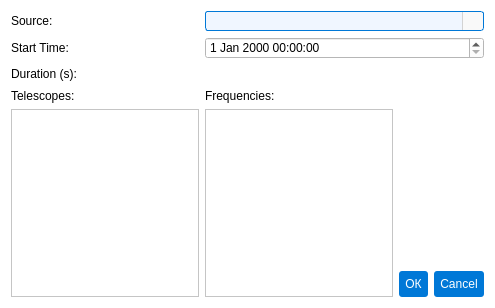
Before: the Qt Designer form pastrocore/gui_pyside/dialog_editor_scan.ui in Torward1024/pAstroCORE, drawn with Qt 5.
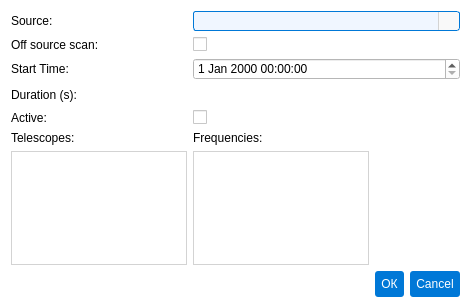
After: the same form once the commit is applied. Icons and pictures are not drawn.

```diff
--- a/pastrocore/gui_pyside/dialog_editor_scan.ui
+++ b/pastrocore/gui_pyside/dialog_editor_scan.ui
@@ -6,7 +6,7 @@
    <rect>
     <x>0</x>
     <y>0</y>
-    <width>495</width>
+    <width>471</width>
     <height>308</height>
    </rect>
   </property>
@@ -20,34 +20,27 @@
    <string>background-color: #ffffff; font-family: Arial;</string>
   </property>
   <layout class="QGridLayout" name="gridLayout">
-   <item row="3" column="0">
-    <widget class="QLabel" name="label">
+   <item row="4" column="1">
+    <widget class="QCheckBox" name="chk_active">
      <property name="text">
-      <string>Telescopes:</string>
+      <string/>
      </property>
     </widget>
    </item>
-   <item row="3" column="1">
+   <item row="1" column="0">
+    <widget class="QLabel" name="lbl_offsource">
+     <property name="text">
+      <string>Off source scan:</string>
+     </property>
+    </widget>
+   </item>
+   <item row="5" column="1">
     <widget class="QLabel" name="label_2">
      <property name="text">
       <string>Frequencies:</string>
      </property>
     </widget>
    </item>
-   <item row="2" column="0">
-    <widget class="QLabel" name="labelDuration">
-     <property name="text">
-      <string>Duration (s):</string>
-     </property>
-    </widget>
-   </item>
-   <item row="1" column="0">
-    <widget class="QLabel" name="labelStartTime">
-     <property name="text">
-      <string>Start Time:</string>
-     </property>
-    </widget>
-   </item>
    <item row="0" column="0">
     <widget class="QLabel" name="labelSource">
      <property name="text">
@@ -55,14 +48,7 @@
      </property>
     </widget>
    </item>
-   <item row="4" column="0" rowspan="2">
-    <widget class="QListView" name="listView">
-     <property name="viewMode">
-      <enum>QListView::ViewMode::ListMode</enum>
-     </property>
-    </widget>
-   </item>
-   <item row="5" column="2">
+   <item row="7" column="2">
     <widget class="QPushButton" name="pushButton">
      <property name="styleSheet">
       <string notr="true">QPushButton {
@@ -92,8 +78,33 @@
      </property>
     </widget>
    </item>
-   <item row="4" column="1" rowspan="2">
-    <widget class="QListView" name="listView_2"/>
+   <item row="3" column="1" colspan="3">
+    <widget class="QLineEdit" name="durationEdit">
+     <property name="styleSheet">
+      <string notr="true">QLineEdit {
+    font-family: Arial;
+    font-size: 9pt;
+    color: #333333;
+    padding: 1px;
+    border-radius: 3px;
+}
+QLineEdit[readOnly=&quot;true&quot;] {
+    border: 1px solid #d3d3d3;
+    background-color: #f9f9f9;
+}
+QLineEdit[readOnly=&quot;false&quot;] {
+    border: 1px solid #0078d7;
+    background-color: #f0f6ff;
+}
+QLineEdit[readOnly=&quot;false&quot;]:hover {
+    border: 1px solid #1a8cff;
+}
+QLineEdit[readOnly=&quot;false&quot;]:focus {
+    border: 1px solid #005bb5;
+    background-color: #ffffff;
+}</string>
+     </property>
+    </widget>
    </item>
    <item row="0" column="1" colspan="3">
     <widget class="QComboBox" name="sourceCombo">
@@ -182,7 +193,7 @@
      </property>
     </widget>
    </item>
-   <item row="5" column="3">
+   <item row="7" column="3">
     <widget class="QPushButton" name="pushButton_2">
      <property name="styleSheet">
       <string notr="true">QPushButton {
@@ -212,7 +223,42 @@
      </property>
     </widget>
    </item>
-   <item row="1" column="1" colspan="3">
+   <item row="4" column="0">
+    <widget class="QLabel" name="lbl_active">
+     <property name="text">
+      <string>Active:</string>
+     </property>
+    </widget>
+   </item>
+   <item row="1" column="1">
+    <widget class="QCheckBox" name="chk_offsource">
+     <property name="text">
+      <string/>
+     </property>
+    </widget>
+   </item>
+   <item row="5" column="0">
+    <widget class="QLabel" name="label">
+     <property name="text">
+      <string>Telescopes:</string>
+     </property>
+    </widget>
+   </item>
+   <item row="3" column="0">
+    <widget class="QLabel" name="labelDuration">
+     <property name="text">
+      <string>Duration (s):</string>
+     </property>
+    </widget>
+   </item>
+   <item row="2" column="0">
+    <widget class="QLabel" name="labelStartTime">
+     <property name="text">
+      <string>Start Time:</string>
+     </property>
+    </widget>
+   </item>
+   <item row="2" column="1" colspan="3">
     <widget class="QDateTimeEdit" name="startTimeEdit">
      <property name="minimumDateTime">
       <datetime>
@@ -226,31 +272,17 @@
      </property>
     </widget>
    </item>
-   <item row="2" column="1" colspan="3">
-    <widget class="QLineEdit" name="durationEdit">
+   <item row="6" column="0">
+    <widget class="QTableView" name="tab_telescopes">
      <property name="styleSheet">
-      <string notr="true">QLineEdit {
-    font-family: Arial;
-    font-size: 9pt;
-    color: #333333;
-    padding: 1px;
-    border-radius: 3px;
-}
-QLineEdit[readOnly=&quot;true&quot;] {
-    border: 1px solid #d3d3d3;
-    background-color: #f9f9f9;
-}
-QLineEdit[readOnly=&quot;false&quot;] {
-    border: 1px solid #0078d7;
-    background-color: #f0f6ff;
-}
-QLineEdit[readOnly=&quot;false&quot;]:hover {
-    border: 1px solid #1a8cff;
-}
-QLineEdit[readOnly=&quot;false&quot;]:focus {
-    border: 1px solid #005bb5;
-    background-color: #ffffff;
-}</string>
+      <string notr="true">border: 1px solid #d3d3d3; background-color: #ffffff;</string>
+     </property>
+    </widget>
+   </item>
+   <item row="6" column="1">
+    <widget class="QTableView" name="tab_frequencies">
+     <property name="styleSheet">
+      <string notr="true">border: 1px solid #d3d3d3; background-color: #ffffff;</string>
      </property>
     </widget>
    </item>
```
